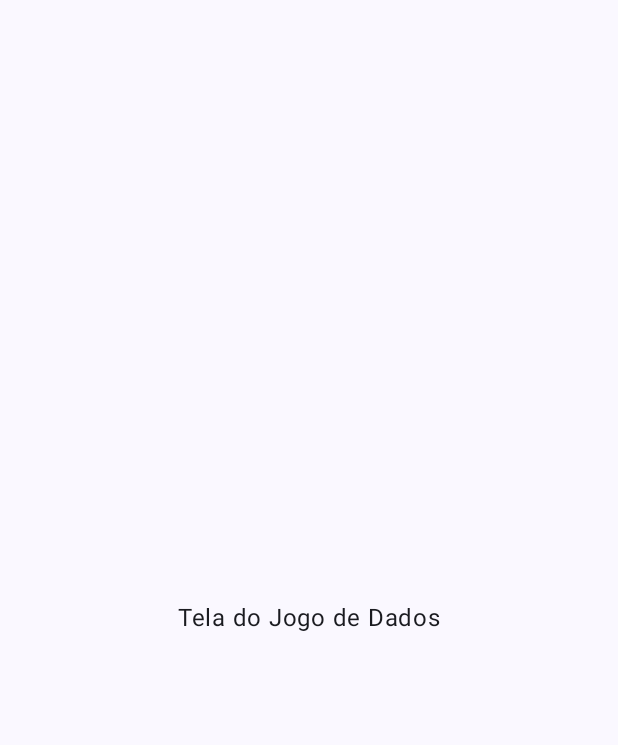
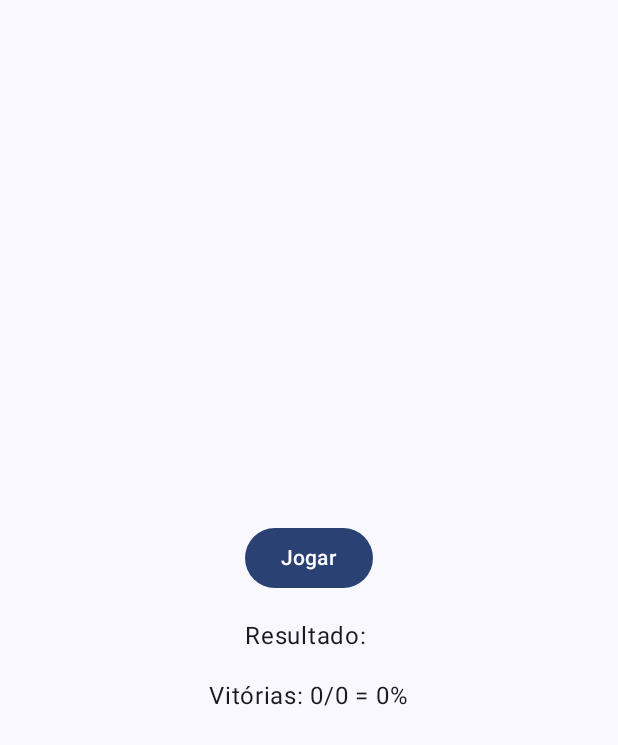
Before and after one commit to Antonio1H/GirarDados, an Android app built with Jetpack Compose: the screen it shows after launch (MainActivity), on a phone screen of 412 x 824 dp. Before the commit the part shown is almost empty. Shown: the top 745 px of the screen. Run offline under Robolectric (Android 15) with nearby library versions, the phone set to English and light mode, and no system bars.

Commit message:
layout básico

```diff
--- a/app/src/main/java/com/example/projetodados/MainActivity.kt
+++ b/app/src/main/java/com/example/projetodados/MainActivity.kt
@@ -8,6 +8,7 @@ import androidx.compose.material3.*
 import androidx.compose.runtime.*
 import androidx.compose.ui.Alignment
 import androidx.compose.ui.Modifier
+import androidx.compose.ui.tooling.preview.Preview
 import androidx.compose.ui.unit.dp
 import com.example.projetodados.ui.theme.ProjetoDadosTheme
 
@@ -29,6 +30,28 @@ class MainActivity : ComponentActivity() {
 
 @Composable
 fun DiceGameScreen() {
+    var dice1 by remember { mutableStateOf(1) }
+    var dice2 by remember { mutableStateOf(1) }
+    var totalRolls by remember { mutableStateOf(0) }
+    var totalWins by remember { mutableStateOf(0) }
+    var gameResult by remember { mutableStateOf("") }
+
+    fun rollDice() {
+        dice1 = (1..6).random()
+        dice2 = (1..6).random()
+        totalRolls++
+
+        val sum = dice1 + dice2
+        if (sum == 7 || sum == 11) {
+            totalWins++
+            gameResult = "Ganhou!"
+        } else {
+            gameResult = "Perdeu!"
+        }
+    }
+
+    val winPercentage = if (totalRolls > 0) (totalWins.toFloat() / totalRolls * 100).toInt() else 0
+
     Column(
         modifier = Modifier
             .fillMaxSize()
@@ -36,6 +59,20 @@ fun DiceGameScreen() {
         horizontalAlignment = Alignment.CenterHorizontally,
         verticalArrangement = Arrangement.Center
     ) {
-        Text("Tela do Jogo de Dados")
+        Button(onClick = { rollDice() }) {
+            Text(text = "Jogar")
+        }
+        Spacer(modifier = Modifier.height(16.dp))
+        Text(text = "Resultado: $gameResult")
+        Spacer(modifier = Modifier.height(16.dp))
+        Text(text = "Vitórias: $totalWins/$totalRolls = $winPercentage%")
     }
 }
+
+@Preview(showBackground = true)
+@Composable
+fun DefaultPreview() {
+    ProjetoDadosTheme {
+        DiceGameScreen()
+    }
+}
```
